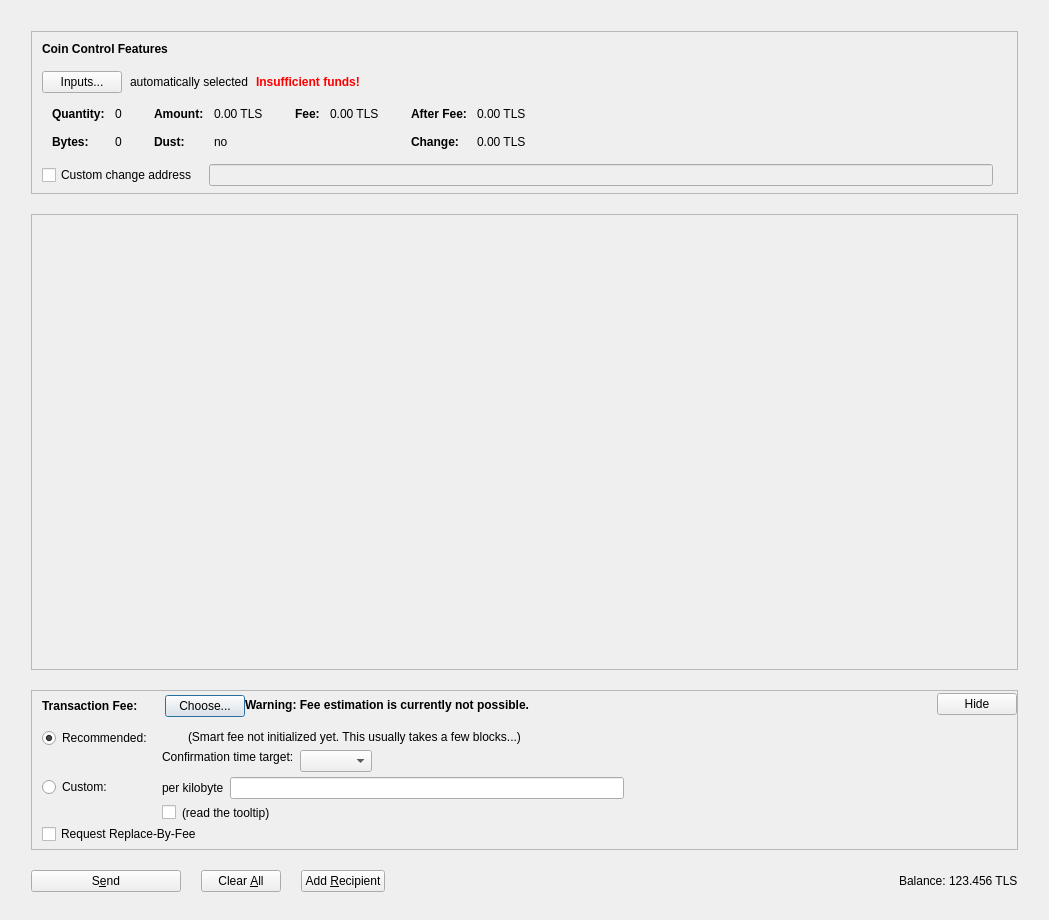
Qt form src/qt/forms/sendcoinsdialog.ui (zachchan105/slimecoin) before a commit.
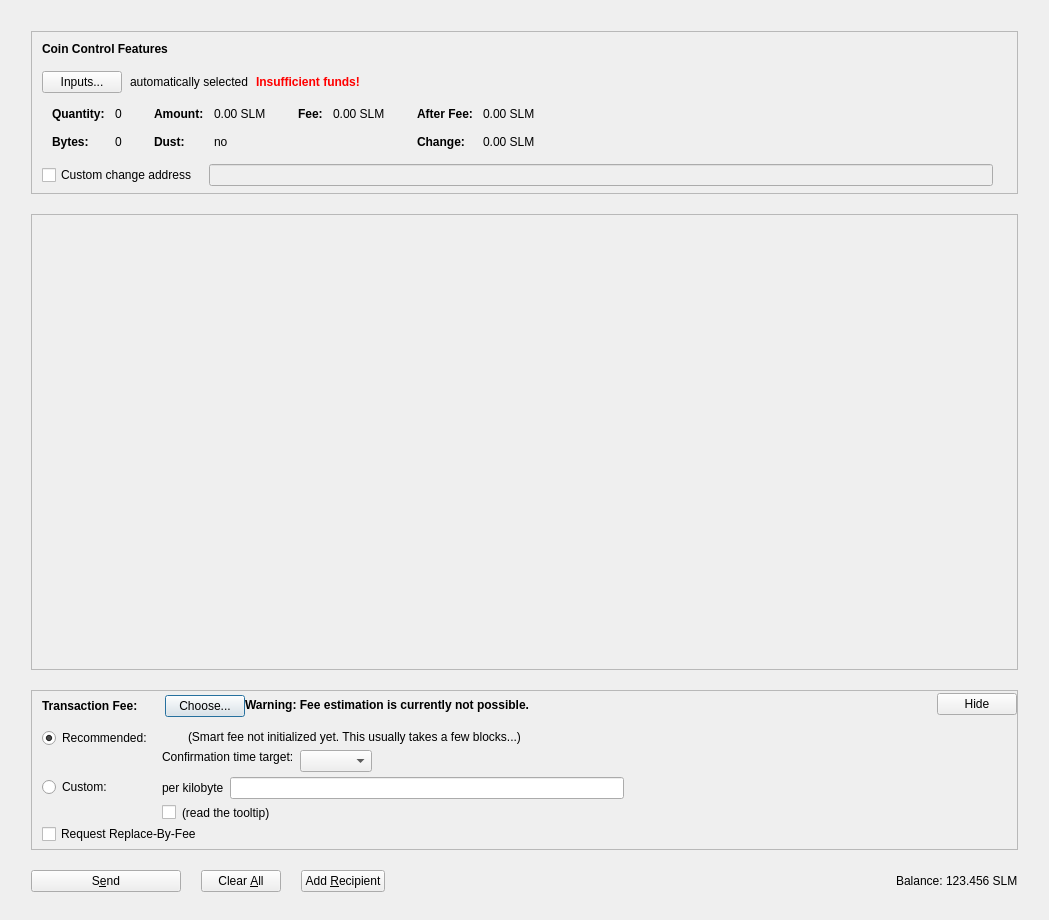
The same form after that commit. Icons and pictures are not drawn. Custom widgets are drawn as their Qt base class.

```diff
--- a/src/qt/forms/sendcoinsdialog.ui
+++ b/src/qt/forms/sendcoinsdialog.ui
@@ -341,7 +341,7 @@
                     <enum>Qt::ActionsContextMenu</enum>
                    </property>
                    <property name="text">
-                    <string notr="true">0.00 TLS</string>
+                    <string notr="true">0.00 SLM</string>
                    </property>
                    <property name="textInteractionFlags">
                     <set>Qt::LinksAccessibleByMouse|Qt::TextSelectableByKeyboard|Qt::TextSelectableByMouse</set>
@@ -421,7 +421,7 @@
                     <enum>Qt::ActionsContextMenu</enum>
                    </property>
                    <property name="text">
-                    <string notr="true">0.00 TLS</string>
+                    <string notr="true">0.00 SLM</string>
                    </property>
                    <property name="textInteractionFlags">
                     <set>Qt::LinksAccessibleByMouse|Qt::TextSelectableByKeyboard|Qt::TextSelectableByMouse</set>
@@ -472,7 +472,7 @@
                     <enum>Qt::ActionsContextMenu</enum>
                    </property>
                    <property name="text">
-                    <string notr="true">0.00 TLS</string>
+                    <string notr="true">0.00 SLM</string>
                    </property>
                    <property name="textInteractionFlags">
                     <set>Qt::LinksAccessibleByMouse|Qt::TextSelectableByKeyboard|Qt::TextSelectableByMouse</set>
@@ -501,7 +501,7 @@
                     <enum>Qt::ActionsContextMenu</enum>
                    </property>
                    <property name="text">
-                    <string notr="true">0.00 TLS</string>
+                    <string notr="true">0.00 SLM</string>
                    </property>
                    <property name="textInteractionFlags">
                     <set>Qt::LinksAccessibleByMouse|Qt::TextSelectableByKeyboard|Qt::TextSelectableByMouse</set>
@@ -1267,7 +1267,7 @@
             <cursorShape>IBeamCursor</cursorShape>
            </property>
            <property name="text">
-            <string notr="true">123.456 TLS</string>
+            <string notr="true">123.456 SLM</string>
            </property>
            <property name="textInteractionFlags">
             <set>Qt::LinksAccessibleByMouse|Qt::TextSelectableByKeyboard|Qt::TextSelectableByMouse</set>
```
Left out of the diff: 18 changed lines with no effect on the pictures.
